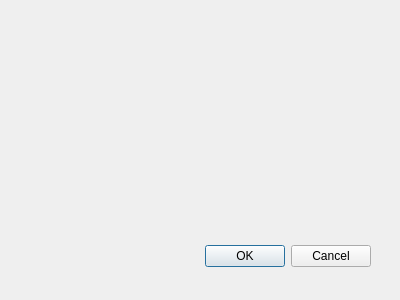
Above: HsmMan/init_token_dlg.ui from jykim74/CryptokiMan before the change. Below: the same form after it.
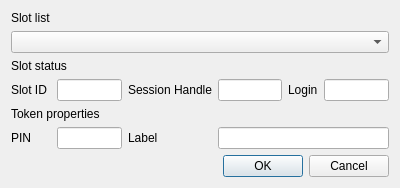
That is the form after the change.

Diff of the .ui file:
```diff
--- a/HsmMan/init_token_dlg.ui
+++ b/HsmMan/init_token_dlg.ui
@@ -9,28 +9,98 @@
     <x>0</x>
     <y>0</y>
     <width>400</width>
-    <height>300</height>
+    <height>180</height>
    </rect>
   </property>
   <property name="windowTitle">
    <string>Dialog</string>
   </property>
-  <widget name="buttonBox" class="QDialogButtonBox">
-   <property name="geometry">
-    <rect>
-     <x>30</x>
-     <y>240</y>
-     <width>341</width>
-     <height>32</height>
-    </rect>
-   </property>
-   <property name="orientation">
-    <enum>Qt::Horizontal</enum>
-   </property>
-   <property name="standardButtons">
-    <set>QDialogButtonBox::Cancel|QDialogButtonBox::Ok</set>
-   </property>
-  </widget>
+  <layout class="QGridLayout" name="gridLayout">
+   <item row="3" column="0">
+    <widget class="QLabel" name="label_3">
+     <property name="text">
+      <string>Slot ID</string>
+     </property>
+    </widget>
+   </item>
+   <item row="3" column="4">
+    <widget class="QLabel" name="label_5">
+     <property name="text">
+      <string>Login</string>
+     </property>
+    </widget>
+   </item>
+   <item row="3" column="3">
+    <widget class="QLineEdit" name="lineEdit_2"/>
+   </item>
+   <item row="3" column="2">
+    <widget class="QLabel" name="label_4">
+     <property name="text">
+      <string>Session Handle</string>
+     </property>
+    </widget>
+   </item>
+   <item row="0" column="0">
+    <widget class="QLabel" name="label">
+     <property name="text">
+      <string>Slot list</string>
+     </property>
+    </widget>
+   </item>
+   <item row="3" column="1">
+    <widget class="QLineEdit" name="lineEdit"/>
+   </item>
+   <item row="3" column="5">
+    <widget class="QLineEdit" name="lineEdit_3"/>
+   </item>
+   <item row="5" column="0">
+    <widget class="QLabel" name="label_7">
+     <property name="text">
+      <string>PIN</string>
+     </property>
+    </widget>
+   </item>
+   <item row="5" column="1">
+    <widget class="QLineEdit" name="lineEdit_4"/>
+   </item>
+   <item row="5" column="2">
+    <widget class="QLabel" name="label_8">
+     <property name="text">
+      <string>Label</string>
+     </property>
+    </widget>
+   </item>
+   <item row="1" column="0" colspan="6">
+    <widget class="QComboBox" name="comboBox"/>
+   </item>
+   <item row="6" column="3" colspan="3">
+    <widget class="QDialogButtonBox" name="buttonBox">
+     <property name="orientation">
+      <enum>Qt::Horizontal</enum>
+     </property>
+     <property name="standardButtons">
+      <set>QDialogButtonBox::Cancel|QDialogButtonBox::Ok</set>
+     </property>
+    </widget>
+   </item>
+   <item row="2" column="0" colspan="2">
+    <widget class="QLabel" name="label_2">
+     <property name="text">
+      <string>Slot status</string>
+     </property>
+    </widget>
+   </item>
+   <item row="4" column="0" colspan="2">
+    <widget class="QLabel" name="label_6">
+     <property name="text">
+      <string>Token properties</string>
+     </property>
+    </widget>
+   </item>
+   <item row="5" column="3" colspan="3">
+    <widget class="QLineEdit" name="lineEdit_5"/>
+   </item>
+  </layout>
  </widget>
  <pixmapfunction/>
  <resources/>
```
Left out of the diff: 7 changed lines with no effect on the pictures.
